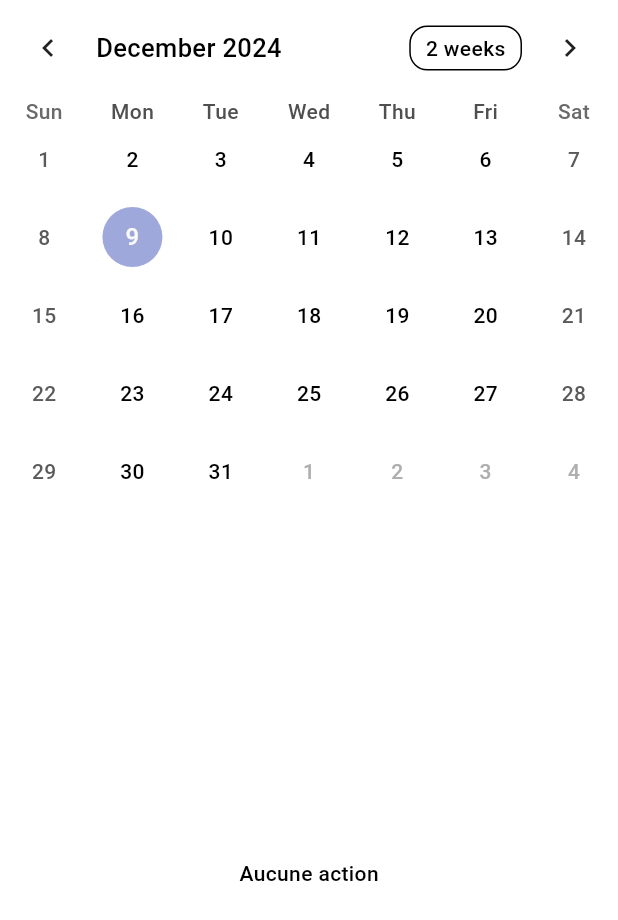
After one commit to julesbsd/EcoWard-App, a Flutter app: the CalendarPage screen opened directly, on a phone screen of 412 x 824 dp. The commit adds this screen. Shown: the top 920 px of the screen. Run offline on Flutter 3.47's test engine with Material 3 defaults, Android fonts, the phone set to English and light mode, and no system bars; drawn by our look-alikes of table_calendar; our stand-ins replace carousel_slider, curved_navigation_bar, fl_chart, geolocator, image_picker and 3 more; missing offline and left inert: dart:ffi, workmanager; accounts and stored records are empty; Roboto replaces fonts that are missing (CaviarDreams).

Commit message:
calendar

```diff
--- a/lib/controllers/providers/UserProvider.dart
+++ b/lib/controllers/providers/UserProvider.dart
@@ -30,4 +30,8 @@ class UserProvider with ChangeNotifier {
   User get getUser {
     return user;
   }
+
+  List<dynamic> get getActions {
+    return user.actions;
+  }
 }
--- a/lib/model/user.dart
+++ b/lib/model/user.dart
@@ -1,9 +1,13 @@
+import 'dart:developer';
+
+import 'package:ecoward/model/action.dart';
+
 class User {
   int id;
   String name;
   String email;
   String profile_photo_url;
-  List<dynamic> actions;
+  List<Action> actions;
   int steps;
   int points;
 
@@ -26,7 +30,7 @@ class User {
       'role': '',
       'profile_photo_url': profile_photo_url,
       'company': '',
-      'actions': actions,
+      'actions': actions.map((action) => action.toJson()).toList(),
       'steps': steps,
       'points': points,
     };
@@ -34,13 +38,16 @@ class User {
 
   // Fonction pour créer un User à partir d'un JSON
   factory User.fromJson(Map<String, dynamic> json) {
+    inspect(json);
     return User(
       id: json['id'],
       name: json['name'],
       email: json['email'],
       profile_photo_url: json['profile_photo_url'] ?? '',
-      actions: List<dynamic>.from(json['actions'] ?? []),
-      steps: json['steps'] ?? 0,
+      actions: (json['actions'] as List<dynamic>?)
+              ?.map((actionJson) => Action.fromJson(actionJson))
+              .toList() ??
+          [],      steps: json['steps'] ?? 0,
       points: json['points'] ?? 0,
     );
   }
--- /dev/null
+++ b/lib/pages/calendar_page.dart
@@ -0,0 +1,95 @@
+import 'dart:developer';
+
+import 'package:ecoward/controllers/providers/UserProvider.dart';
+import 'package:flutter/material.dart';
+import 'package:provider/provider.dart';
+import 'package:table_calendar/table_calendar.dart';
+
+class CalendarPage extends StatefulWidget {
+  @override
+  _CalendarPageState createState() => _CalendarPageState();
+}
+
+class _CalendarPageState extends State<CalendarPage> {
+  late UserProvider pUser;
+
+  @override
+  void initState() {
+    super.initState();
+    pUser = Provider.of<UserProvider>(context, listen: false);
+  }
+
+  DateTime _focusedDay = DateTime.now();
+  DateTime? _selectedDay;
+
+  List<dynamic> _getActionsForDay(DateTime day) {
+    return pUser.getActions
+        .where((action) {
+          try {
+            return isSameDay(DateTime.parse(action.created_at), day);
+          } catch (e) {
+            // Log the error and return false to exclude this action
+            log('Invalid date format: ${action.created_at}');
+            return false;
+          }
+        })
+        .map((action) => action.toJson())
+        .toList();
+  }
+
+  @override
+  Widget build(BuildContext context) {
+    final actionsForSelectedDay = _selectedDay != null ? _getActionsForDay(_selectedDay!) : [];
+
+    return Scaffold(
+      // appBar: AppBar(
+
+      //   title: Text('TableCalendar - Basics'),
+      // ),
+      body: Column(
+        children: [
+          TableCalendar(
+            locale: Localizations.localeOf(context).toString(),
+            firstDay: DateTime(2010, 1, 1),
+            lastDay: DateTime(2030, 3, 14),
+            focusedDay: _focusedDay,
+            selectedDayPredicate: (day) {
+              return isSameDay(_selectedDay, day);
+            },
+            onDaySelected: (selectedDay, focusedDay) {
+              if (!isSameDay(_selectedDay, selectedDay)) {
+                setState(() {
+                  _selectedDay = selectedDay;
+                  _focusedDay = focusedDay;
+                });
+              }
+            },
+            onPageChanged: (focusedDay) {
+              _focusedDay = focusedDay;
+            },
+          ),
+          Expanded(
+            child: actionsForSelectedDay.isEmpty
+                ? Center(child: Text('Aucune action'))
+                : ListView.builder(
+                    itemCount: actionsForSelectedDay.length,
+                    itemBuilder: (context, index) {
+                      final action = actionsForSelectedDay[index];
+                      return ListTile(
+                        title: Text('ID: ${action['id']}'),
+                        subtitle: Column(
+                          crossAxisAlignment: CrossAxisAlignment.start,
+                          children: [
+                            Text('Status: ${action['status']}'),
+                            Text('Location: ${action['location']}'),
+                          ],
+                        ),
+                      );
+                    },
+                  ),
+          ),
+        ],
+      ),
+    );
+  }
+}
--- a/lib/pages/loading_page.dart
+++ b/lib/pages/loading_page.dart
@@ -43,8 +43,8 @@ class _LoadingPageState extends State<LoadingPage> {
         final Map<String, dynamic> userData = responseData['user'];
 
         User user = User.fromJson(userData);
+        inspect(user);
         pUser.setUser(user);
-        // pUser.setPoints(points);
 
 
         User? getUser = await pUser.getUser;
--- a/lib/pages/menu.dart
+++ b/lib/pages/menu.dart
@@ -6,6 +6,7 @@ import 'package:ecoward/controllers/providers/PageProvider.dart';
 import 'package:ecoward/controllers/providers/UserProvider.dart';
 import 'package:ecoward/global/routes.dart';
 import 'package:ecoward/pages/action_page.dart';
+import 'package:ecoward/pages/calendar_page.dart';
 import 'package:ecoward/pages/challenge_page.dart';
 import 'package:ecoward/pages/graphic_page.dart';
 import 'package:ecoward/pages/home_page.dart';
@@ -32,7 +33,7 @@ class _MenuState extends State<Menu> {
     const ChallengePage(),
     const ActionPage(),
     RankingPage(),
-    const GraphicPage(),
+    CalendarPage(),
       ];
 
   final List<String> pages = [
--- a/pubspec.yaml
+++ b/pubspec.yaml
@@ -48,6 +48,10 @@ dependencies:
   syncfusion_flutter_charts: ^27.1.58
   fl_chart: ^0.69.0
   image: ^4.3.0
+  table_calendar: ^3.1.2
+  flutter_localizations:
+    sdk: flutter
+  intl: any
 
 dev_dependencies:
   flutter_test:
```
Also changed, not shown: lib/components/drawer.dart (+20 -0 lines), lib/main.dart (+10 -0 lines), lib/model/action.dart (added, +47 -0 lines), pubspec.lock.
